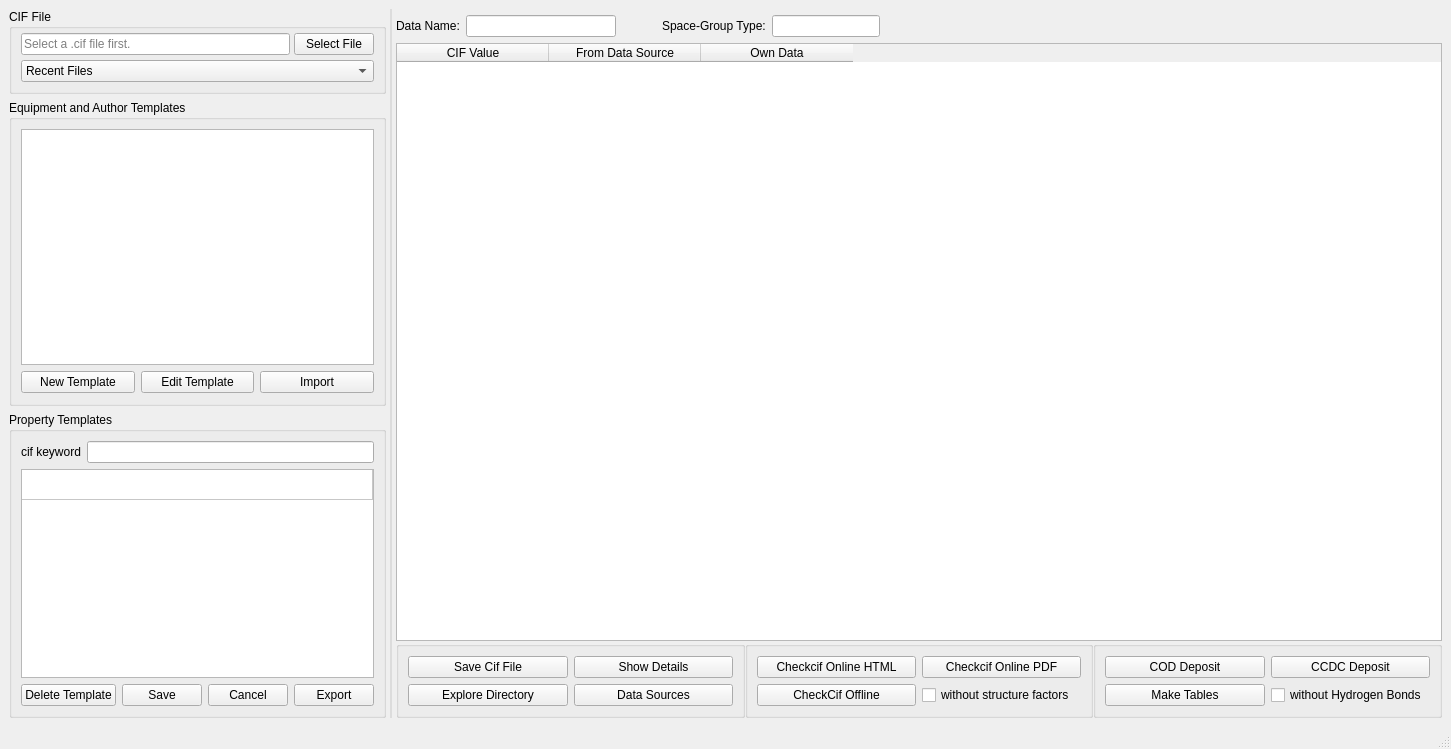
Old version of the form gui/finalcif_gui.ui in the repository dkratzert/FinalCif.
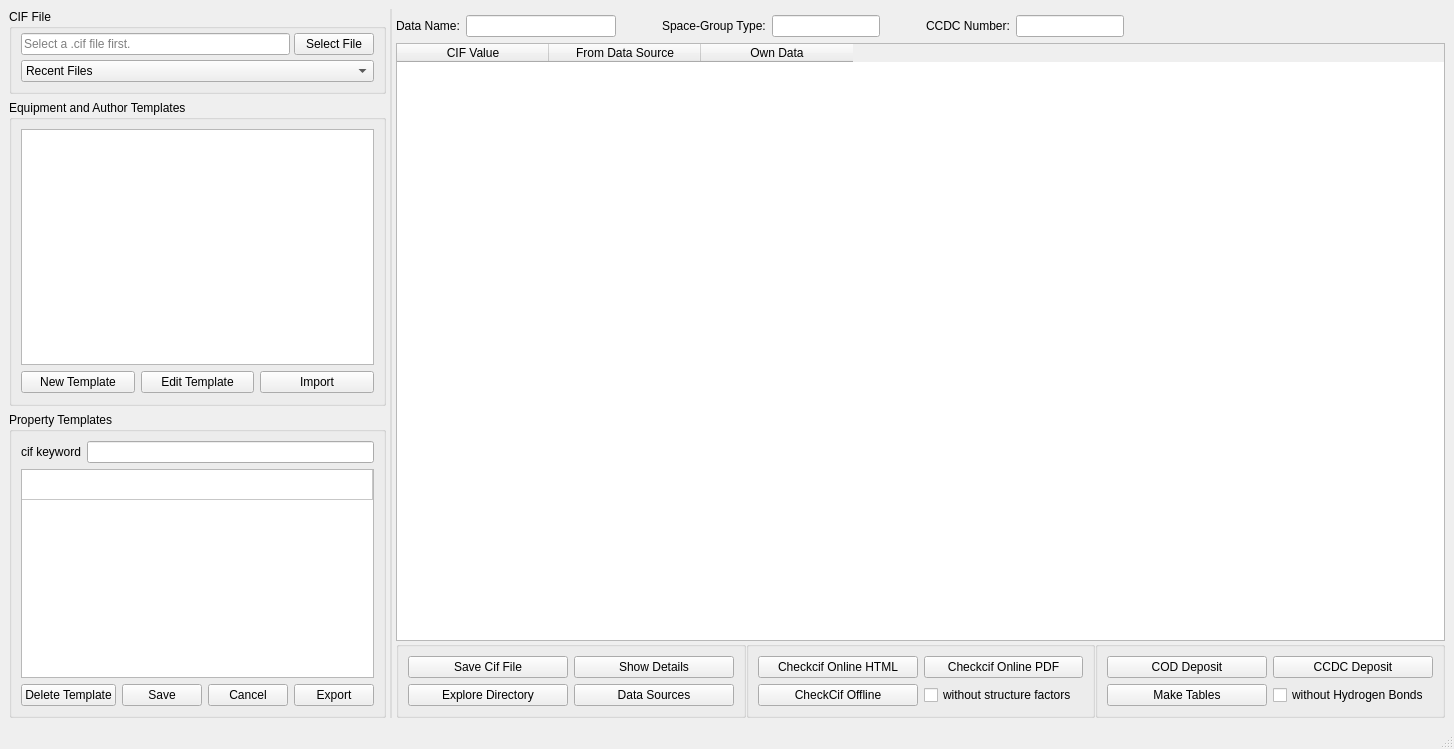
New version of the form. Custom widgets are drawn as their Qt base class.

Commit message: added ccdc number display

```diff
--- a/gui/finalcif_gui.ui
+++ b/gui/finalcif_gui.ui
@@ -7,7 +7,7 @@
    <rect>
     <x>0</x>
     <y>0</y>
-    <width>1451</width>
+    <width>1454</width>
     <height>749</height>
    </rect>
   </property>
@@ -1787,6 +1787,66 @@
               <horstretch>0</horstretch>
               <verstretch>0</verstretch>
              </sizepolicy>
+            </property>
+            <property name="minimumSize">
+             <size>
+              <width>100</width>
+              <height>0</height>
+             </size>
+            </property>
+            <property name="maximumSize">
+             <size>
+              <width>120</width>
+              <height>16777215</height>
+             </size>
+            </property>
+            <property name="readOnly">
+             <bool>true</bool>
+            </property>
+           </widget>
+          </item>
+          <item>
+           <spacer name="horizontalSpacer_12">
+            <property name="orientation">
+             <enum>Qt::Horizontal</enum>
+            </property>
+            <property name="sizeType">
+             <enum>QSizePolicy::Minimum</enum>
+            </property>
+            <property name="sizeHint" stdset="0">
+             <size>
+              <width>40</width>
+              <height>20</height>
+             </size>
+            </property>
+           </spacer>
+          </item>
+          <item>
+           <widget class="QLabel" name="CCDCNumLabel">
+            <property name="text">
+             <string>CCDC Number:</string>
+            </property>
+           </widget>
+          </item>
+          <item>
+           <widget class="QLineEdit" name="CCDCNumLineEdit">
+            <property name="sizePolicy">
+             <sizepolicy hsizetype="Preferred" vsizetype="Fixed">
+              <horstretch>0</horstretch>
+              <verstretch>0</verstretch>
+             </sizepolicy>
+            </property>
+            <property name="minimumSize">
+             <size>
+              <width>100</width>
+              <height>0</height>
+             </size>
+            </property>
+            <property name="maximumSize">
+             <size>
+              <width>120</width>
+              <height>16777215</height>
+             </size>
             </property>
             <property name="readOnly">
              <bool>true</bool>
```
The commit also changes 3 other files.
